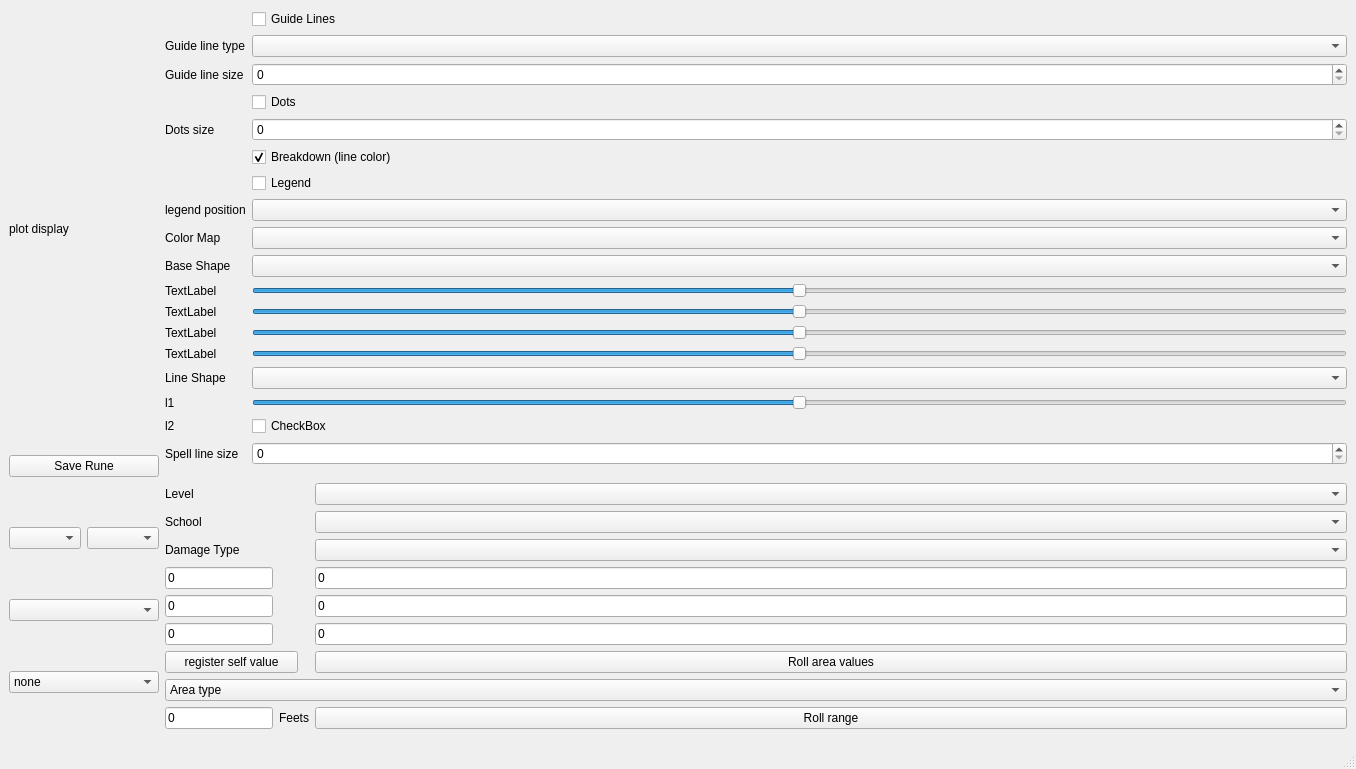
First picture: the form in ui/MainWindow.ui, repository Duke-Archibald/SpellWritingGuideGui, before the edit.
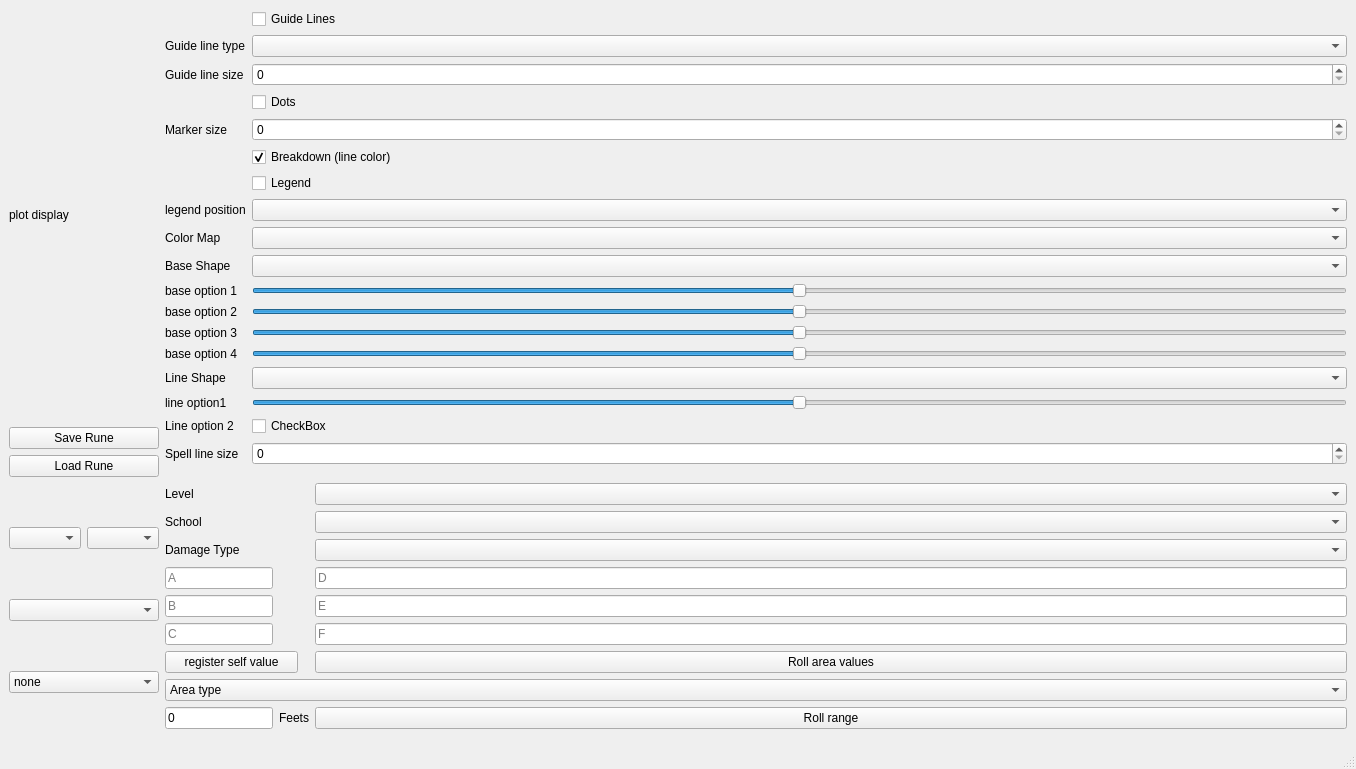
Second picture: the form after the edit.

Commit message: adding spell save/load

```diff
--- a/ui/MainWindow.ui
+++ b/ui/MainWindow.ui
@@ -31,6 +31,13 @@
         </property>
        </widget>
       </item>
+      <item>
+       <widget class="QPushButton" name="pb_load_rune2">
+        <property name="text">
+         <string>Load Rune</string>
+        </property>
+       </widget>
+      </item>
      </layout>
     </item>
     <item row="0" column="1">
@@ -72,7 +79,7 @@
       <item row="4" column="0">
        <widget class="QLabel" name="label_7">
         <property name="text">
-         <string>Dots size</string>
+         <string>Marker size</string>
         </property>
        </widget>
       </item>
@@ -119,7 +126,7 @@
       <item row="10" column="0">
        <widget class="QLabel" name="labelbase_1">
         <property name="text">
-         <string>TextLabel</string>
+         <string>base option 1</string>
         </property>
        </widget>
       </item>
@@ -136,7 +143,7 @@
       <item row="11" column="0">
        <widget class="QLabel" name="labelbase_2">
         <property name="text">
-         <string>TextLabel</string>
+         <string>base option 2</string>
         </property>
        </widget>
       </item>
@@ -153,7 +160,7 @@
       <item row="12" column="0">
        <widget class="QLabel" name="labelbase_3">
         <property name="text">
-         <string>TextLabel</string>
+         <string>base option 3</string>
         </property>
        </widget>
       </item>
@@ -170,7 +177,7 @@
       <item row="13" column="0">
        <widget class="QLabel" name="labelbase_4">
         <property name="text">
-         <string>TextLabel</string>
+         <string>base option 4</string>
         </property>
        </widget>
       </item>
@@ -197,7 +204,7 @@
       <item row="15" column="0">
        <widget class="QLabel" name="labelline_1">
         <property name="text">
-         <string>l1</string>
+         <string>line option1</string>
         </property>
        </widget>
       </item>
@@ -226,7 +233,7 @@
       <item row="16" column="0">
        <widget class="QLabel" name="labelline_2">
         <property name="text">
-         <string>l2</string>
+         <string>Line option 2</string>
         </property>
        </widget>
       </item>
@@ -325,7 +332,7 @@
       <item row="3" column="0">
        <widget class="QLineEdit" name="le_value_A">
         <property name="text">
-         <string>0</string>
+         <string/>
         </property>
         <property name="placeholderText">
          <string>A</string>
@@ -335,7 +342,7 @@
       <item row="3" column="1">
        <widget class="QLineEdit" name="le_value_D">
         <property name="text">
-         <string>0</string>
+         <string/>
         </property>
         <property name="placeholderText">
          <string>D</string>
@@ -345,7 +352,7 @@
       <item row="4" column="0">
        <widget class="QLineEdit" name="le_value_B">
         <property name="text">
-         <string>0</string>
+         <string/>
         </property>
         <property name="placeholderText">
          <string>B</string>
@@ -355,7 +362,7 @@
       <item row="4" column="1">
        <widget class="QLineEdit" name="le_value_E">
         <property name="text">
-         <string>0</string>
+         <string/>
         </property>
         <property name="placeholderText">
          <string>E</string>
@@ -365,7 +372,7 @@
       <item row="5" column="0">
        <widget class="QLineEdit" name="le_value_C">
         <property name="text">
-         <string>0</string>
+         <string/>
         </property>
         <property name="placeholderText">
          <string>C</string>
@@ -375,7 +382,7 @@
       <item row="5" column="1">
        <widget class="QLineEdit" name="le_value_F">
         <property name="text">
-         <string>0</string>
+         <string/>
         </property>
         <property name="placeholderText">
          <string>F</string>
```
Left out of the diff: 24 changed lines with no effect on the pictures. The commit also changes 3 other files.
